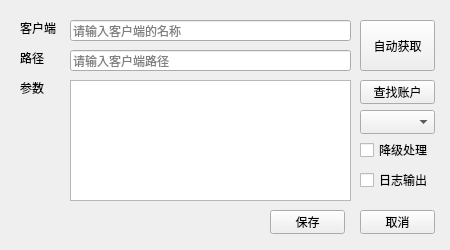
The window that src/ui/settings.ui (Zropk66/Telegram-Account-Switcher) describes before a commit, drawn with Qt 5.
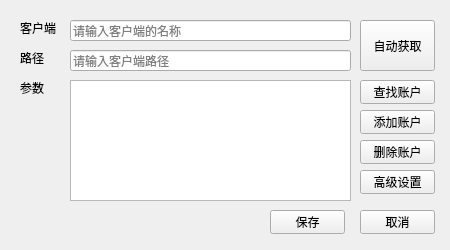
The same window after the commit.

Commit message: feat(hook,ui): 支持 HOOK 模式多账号并发与 AppID 隔离，并重构设置界面

What changed in the file:
```diff
--- a/src/ui/settings.ui
+++ b/src/ui/settings.ui
@@ -157,6 +157,70 @@
      <string>查找账户</string>
     </property>
    </widget>
+   <widget class="QPushButton" name="add_account_button">
+    <property name="geometry">
+     <rect>
+      <x>360</x>
+      <y>110</y>
+      <width>75</width>
+      <height>24</height>
+     </rect>
+    </property>
+    <property name="toolTip">
+     <string>手动添加新账户标签</string>
+    </property>
+    <property name="text">
+     <string>添加账户</string>
+    </property>
+   </widget>
+   <widget class="QPushButton" name="delete_account_button">
+    <property name="geometry">
+     <rect>
+      <x>360</x>
+      <y>140</y>
+      <width>75</width>
+      <height>24</height>
+     </rect>
+    </property>
+    <property name="toolTip">
+     <string>删除选中的账户标签</string>
+    </property>
+    <property name="text">
+     <string>删除账户</string>
+    </property>
+   </widget>
+   <widget class="QPushButton" name="advanced_button">
+    <property name="geometry">
+     <rect>
+      <x>360</x>
+      <y>170</y>
+      <width>75</width>
+      <height>24</height>
+     </rect>
+    </property>
+    <property name="toolTip">
+     <string>打开高级设置</string>
+    </property>
+    <property name="text">
+     <string>高级设置</string>
+    </property>
+   </widget>
+   <widget class="QPushButton" name="finish_button">
+    <property name="geometry">
+     <rect>
+      <x>270</x>
+      <y>210</y>
+      <width>75</width>
+      <height>24</height>
+     </rect>
+    </property>
+    <property name="toolTip">
+     <string>保存配置</string>
+    </property>
+    <property name="text">
+     <string>保存</string>
+    </property>
+   </widget>
    <widget class="QPushButton" name="cancel_button">
     <property name="geometry">
      <rect>
@@ -173,22 +237,6 @@
      <string>取消</string>
     </property>
    </widget>
-   <widget class="QCheckBox" name="log_output">
-    <property name="geometry">
-     <rect>
-      <x>360</x>
-      <y>170</y>
-      <width>82</width>
-      <height>20</height>
-     </rect>
-    </property>
-    <property name="toolTip">
-     <string>控制日志是否写入到文件</string>
-    </property>
-    <property name="text">
-     <string>日志输出</string>
-    </property>
-   </widget>
    <widget class="QLabel" name="version_label">
     <property name="geometry">
      <rect>
@@ -202,51 +250,6 @@
      <string/>
     </property>
    </widget>
-   <widget class="QPushButton" name="finish_button">
-    <property name="geometry">
-     <rect>
-      <x>270</x>
-      <y>210</y>
-      <width>75</width>
-      <height>24</height>
-     </rect>
-    </property>
-    <property name="toolTip">
-     <string>保存配置</string>
-    </property>
-    <property name="text">
-     <string>保存</string>
-    </property>
-   </widget>
-   <widget class="QComboBox" name="launch_mode_combo">
-    <property name="geometry">
-     <rect>
-      <x>360</x>
-      <y>110</y>
-      <width>75</width>
-      <height>24</height>
-     </rect>
-    </property>
-    <property name="toolTip">
-     <string>选择账户切换的启动模式</string>
-    </property>
-   </widget>
-   <widget class="QCheckBox" name="fallback">
-    <property name="geometry">
-     <rect>
-      <x>360</x>
-      <y>140</y>
-      <width>82</width>
-      <height>20</height>
-     </rect>
-    </property>
-    <property name="toolTip">
-     <string>控制hook模式处理失败时是否降回链接模式</string>
-    </property>
-    <property name="text">
-     <string>降级处理</string>
-    </property>
-   </widget>
   </widget>
  </widget>
  <resources/>
```
Left out of the diff: 2 changed lines with no effect on the pictures. The commit also changes 31 other files.
